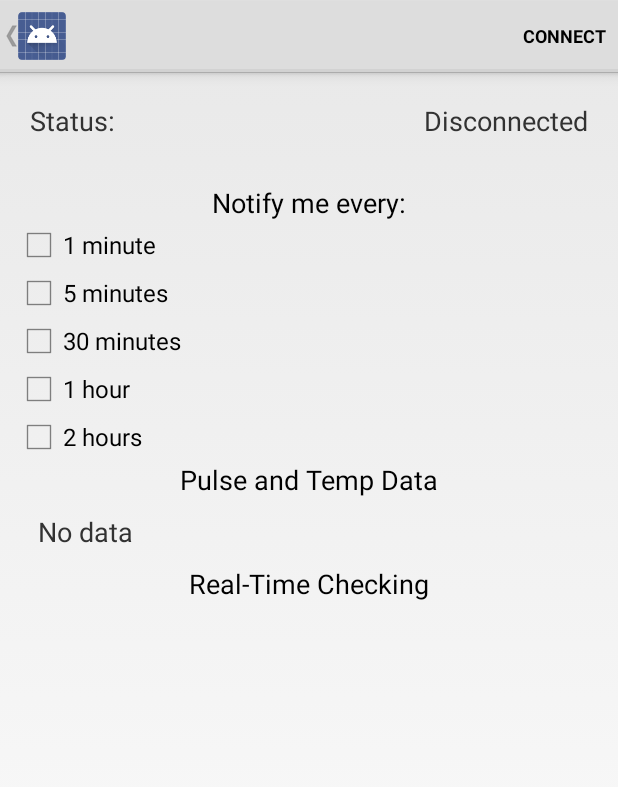
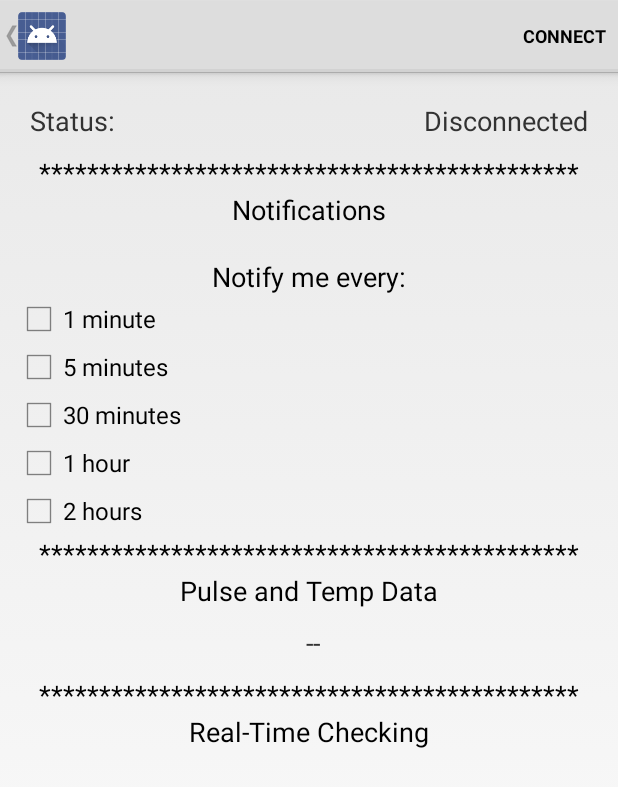
Before and after one commit to stevengaledo111/QAZWSX, an Android app: the DeviceControlActivity screen opened directly, with no data from a screen before it, on a phone screen of 412 x 824 dp. Shown: the top 787 px of the screen. Run offline under Robolectric (Android 15) with nearby library versions, the phone set to English and light mode, and no system bars; 3 statements that could not run were skipped.

Commit message:
Application Change

```diff
--- a/android-BluetoothLeGatt-master/Application/src/main/java/com/example/android/bluetoothlegatt/DeviceControlActivity.java
+++ b/android-BluetoothLeGatt-master/Application/src/main/java/com/example/android/bluetoothlegatt/DeviceControlActivity.java
@@ -184,6 +184,7 @@ public class DeviceControlActivity extends Activity {
         // ((TextView) findViewById(R.id.device_address)).setText(mDeviceAddress);
         mGattServicesList = (ExpandableListView) findViewById(R.id.gatt_services_list);
         mGattServicesList.setOnChildClickListener(servicesListClickListner);
+        mGattServicesList.setTextAlignment(View.TEXT_ALIGNMENT_CENTER);
 
         mConnectionState = (TextView) findViewById(R.id.connection_state);
         mDataField = (TextView) findViewById(R.id.data_value);
@@ -268,6 +269,7 @@ public class DeviceControlActivity extends Activity {
     public void displayData(String data) {
         if (data != null) {
             mDataField.setText(data);
+            mDataField.setTextColor(Color.BLUE);
         }
     }
 
@@ -579,7 +581,7 @@ public class DeviceControlActivity extends Activity {
         Resources r = getResources();
         Notification notif = new NotificationCompat.Builder(this)
                 .setTicker(r.getString(R.string.notification_title))
-                .setSmallIcon(android.R.drawable.ic_menu_report_image)
+                .setSmallIcon(getApplicationContext().getApplicationInfo().icon)
                 .setContentTitle(r.getString(R.string.notification_title))
                 .setContentText(data)
                 .setContentIntent(pi)
--- a/android-BluetoothLeGatt-master/Application/src/main/res/layout/gatt_services_characteristics.xml
+++ b/android-BluetoothLeGatt-master/Application/src/main/res/layout/gatt_services_characteristics.xml
@@ -39,6 +39,22 @@
 
     </LinearLayout>
 
+    <TextView
+        android:layout_width="wrap_content"
+        android:layout_height="wrap_content"
+        android:textAppearance="?android:attr/textAppearanceMedium"
+        android:text="@string/label"
+        android:layout_gravity="center"
+        android:id="@+id/textView3" />
+
+    <TextView
+        android:layout_width="wrap_content"
+        android:layout_height="wrap_content"
+        android:textAppearance="?android:attr/textAppearanceMedium"
+        android:text="@string/lbl"
+        android:layout_gravity="center"
+        android:id="@+id/textView6" />
+
     <LinearLayout android:orientation="horizontal"
                   android:layout_width="match_parent"
                   android:layout_height="wrap_content"
@@ -71,28 +87,36 @@
         android:layout_height="wrap_content"
         android:text="@string/check2"
         android:id="@+id/checkBox2"
-        android:onClick="onCheckboxClicked"/>
+        android:onClick="onCheckboxClicked" />
 
     <CheckBox
         android:layout_width="wrap_content"
         android:layout_height="wrap_content"
         android:text="@string/check3"
         android:id="@+id/checkBox3"
-        android:onClick="onCheckboxClicked"/>
+        android:onClick="onCheckboxClicked" />
 
     <CheckBox
         android:layout_width="wrap_content"
         android:layout_height="wrap_content"
         android:text="@string/check4"
         android:id="@+id/checkBox4"
-        android:onClick="onCheckboxClicked"/>
+        android:onClick="onCheckboxClicked" />
 
     <CheckBox
         android:layout_width="wrap_content"
         android:layout_height="wrap_content"
         android:text="@string/check5"
         android:id="@+id/checkBox5"
-        android:onClick="onCheckboxClicked"/>
+        android:onClick="onCheckboxClicked" />
+
+    <TextView
+        android:layout_width="wrap_content"
+        android:layout_height="wrap_content"
+        android:textAppearance="?android:attr/textAppearanceMedium"
+        android:text="@string/label"
+        android:layout_gravity="center"
+        android:id="@+id/textView4" />
 
     <TextView
         android:layout_width="wrap_content"
@@ -101,6 +125,7 @@
         android:text="@string/label2"
         android:layout_gravity="center"
         android:id="@+id/textView1" />
+
 
     <LinearLayout android:orientation="horizontal"
                   android:layout_width="match_parent"
@@ -114,11 +139,20 @@
         <TextView android:id="@+id/data_value"
             android:layout_width="match_parent"
             android:layout_height="wrap_content"
+            android:gravity="center"
             android:text="@string/no_data"
             android:textSize="18sp"/>
 
 
     </LinearLayout>
+
+    <TextView
+        android:layout_width="wrap_content"
+        android:layout_height="wrap_content"
+        android:textAppearance="?android:attr/textAppearanceMedium"
+        android:text="@string/label"
+        android:layout_gravity="center"
+        android:id="@+id/textView5" />
 
     <TextView
         android:layout_width="wrap_content"
@@ -131,4 +165,5 @@
     <ExpandableListView android:id="@+id/gatt_services_list"
             android:layout_width="match_parent"
             android:layout_height="wrap_content"/>
+
 </LinearLayout>
--- a/android-BluetoothLeGatt-master/Application/src/main/res/values/strings.xml
+++ b/android-BluetoothLeGatt-master/Application/src/main/res/values/strings.xml
@@ -18,7 +18,7 @@
     <string name="label_data">Data:</string>
     <string name="label_device_address">Device address:</string>
     <string name="label_state">Status:</string>
-    <string name="no_data">No data</string>
+    <string name="no_data">--</string>
     <string name="connected">Connected</string>
     <string name="disconnected">Disconnected</string>
     <string name="title_devices">Scan for Devices</string>
@@ -31,10 +31,13 @@
     <string name="label1">Notify me every: </string>
     <string name="label2">Pulse and Temp Data</string>
     <string name="label3">Real-Time Checking</string>
+    <string name="label">*********************************************</string>
+    <string name="lbl">Notifications</string>
 
     <string name="unknown_device">Unknown device</string>
     <string name="unknown_characteristic">Unknown characteristic</string>
     <string name="unknown_service">Unknown service</string>
+
 
     <!-- Menu items -->
     <string name="menu_connect">Connect</string>
```
